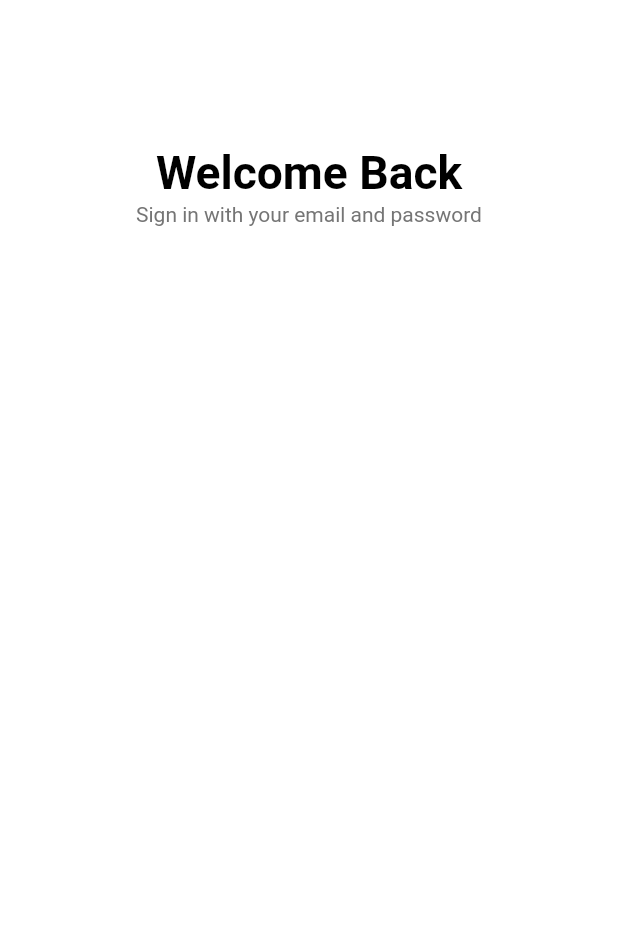
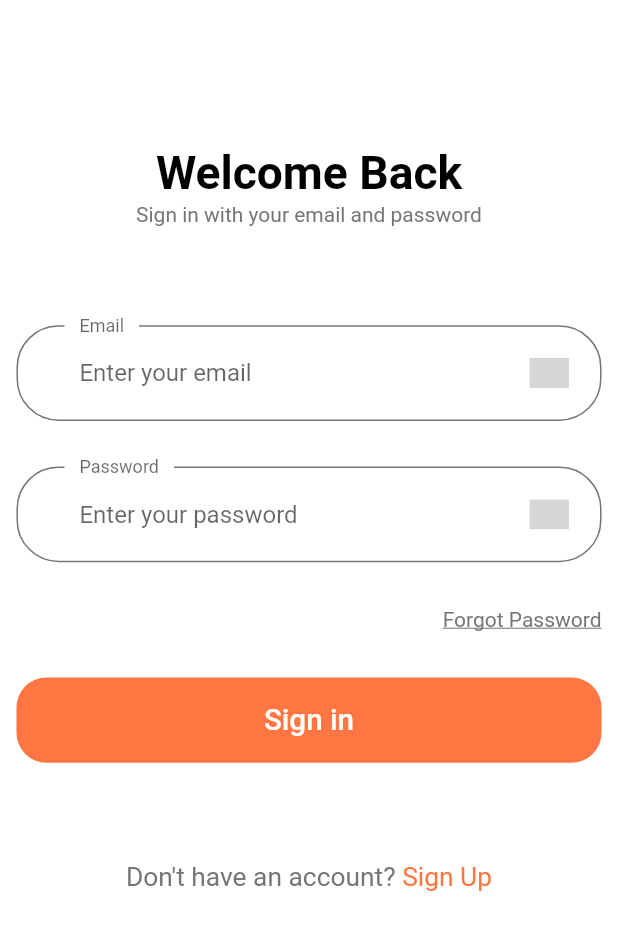
Before and after one commit to TNQT14/eCommerce, a Flutter app: the screen it shows after launch, on a phone screen of 412 x 824 dp. Shown: the top 930 px of the screen. Run offline on Flutter 3.47's test engine with Material 2 defaults, Android fonts, the light colour scheme and no system bars; our stand-ins replace flutter_svg; Roboto replaces fonts that are missing (Muli); grey boxes are pictures that could not be loaded.

Commit message:
Login UI

```diff
--- /dev/null
+++ b/lib/components/custom_suffix_icon.dart
@@ -0,0 +1,28 @@
+import 'package:flutter/material.dart';
+import 'package:flutter_svg/svg.dart';
+
+import '../size_config.dart';
+
+class CustomSuffixIcon extends StatelessWidget {
+  final String svgIcon;
+  const CustomSuffixIcon({
+    Key? key,
+    required this.svgIcon,
+  }) : super(key: key);
+
+  @override
+  Widget build(BuildContext context) {
+    return Padding(
+      padding: EdgeInsets.fromLTRB(
+        0,
+        getProportionateScreenWidth(20),
+        getProportionateScreenWidth(20),
+        getProportionateScreenWidth(20),
+      ),
+      child: SvgPicture.asset(
+        svgIcon,
+        height: getProportionateScreenWidth(18),
+      ),
+    );
+  }
+}
--- /dev/null
+++ b/lib/components/default_button.dart
@@ -0,0 +1,41 @@
+import 'package:flutter/material.dart';
+
+import '../constants.dart';
+import '../size_config.dart';
+
+class DefaultButton extends StatelessWidget {
+  final String text;
+  final Function press;
+  final Color color;
+  const DefaultButton({
+    Key? key,
+    required this.text,
+    required this.press,
+    this.color = kPrimaryColor,
+  }) : super(key: key);
+
+  @override
+  Widget build(BuildContext context) {
+    return SizedBox(
+      width: double.infinity,
+      height: getProportionateScreenHeight(56),
+      child: TextButton(
+        style: TextButton.styleFrom(
+          backgroundColor: color,
+          shape: RoundedRectangleBorder(
+            borderRadius: BorderRadius.circular(20),
+          ),
+        ),
+        onPressed: (){},
+        child: Text(
+          text,
+          style: TextStyle(
+            fontSize: getProportionateScreenWidth(18),
+            color: Colors.white,
+          ),
+        ),
+      ),
+
+    );
+  }
+}
--- /dev/null
+++ b/lib/components/no_account_text.dart
@@ -0,0 +1,38 @@
+import 'package:flutter/material.dart';
+
+import '../constants.dart';
+import '../size_config.dart';
+
+class NoAccountText extends StatelessWidget {
+  const NoAccountText({
+    Key? key,
+  }) : super(key: key);
+
+  @override
+  Widget build(BuildContext context) {
+    return Row(
+      mainAxisAlignment: MainAxisAlignment.center,
+      children: [
+        Text(
+          "Don't have an account? ",
+          style: TextStyle(
+            fontSize: getProportionateScreenWidth(16),
+          ),
+        ),
+        GestureDetector(
+          onTap: () {
+            // Navigator.push(context,
+            //     MaterialPageRoute(builder: (context) => SignUpScreen()));
+          },
+          child: Text(
+            "Sign Up",
+            style: TextStyle(
+              fontSize: getProportionateScreenWidth(16),
+              color: kPrimaryColor,
+            ),
+          ),
+        ),
+      ],
+    );
+  }
+}
--- a/lib/sign_in/components/body.dart
+++ b/lib/sign_in/components/body.dart
@@ -1,4 +1,5 @@
 
+import '../../components/no_account_text.dart';
 import '../../constants.dart';
 import 'sign_in_form.dart';
 import '../../../size_config.dart';
@@ -30,7 +31,7 @@ class Body extends StatelessWidget {
                 SizedBox(height: SizeConfig.screenHeight! * 0.08),
                 SignInForm(),
                 SizedBox(height: SizeConfig.screenHeight! * 0.08),
-                // NoAccountText(),
+                NoAccountText(),
                 SizedBox(height: getProportionateScreenHeight(20)),
               ],
             ),
--- a/lib/sign_in/components/sign_in_form.dart
+++ b/lib/sign_in/components/sign_in_form.dart
@@ -1,18 +1,9 @@
-import 'package:flutter/material.dart';
-// import 'package:e_commerce_app_flutter/components/async_progress_dialog.dart';
-// import 'package:e_commerce_app_flutter/exceptions/firebaseauth/messeged_firebaseauth_exception.dart';
-// import 'package:e_commerce_app_flutter/exceptions/firebaseauth/signin_exceptions.dart';
-// import 'package:e_commerce_app_flutter/screens/forgot_password/forgot_password_screen.dart';
-// import 'package:e_commerce_app_flutter/services/authentification/authentification_service.dart';
-// import 'package:future_progress_dialog/future_progress_dialog.dart';
-// import 'package:logger/logger.dart';
-//
-// import '../../../components/custom_suffix_icon.dart';
-// import '../../../components/default_button.dart';
 import 'package:flutter/material.dart';
 
 import '../../../constants.dart';
 import '../../../size_config.dart';
+import '../../components/custom_suffix_icon.dart';
+import '../../components/default_button.dart';
 
 class SignInForm extends StatefulWidget {
   @override
@@ -38,138 +29,90 @@ class _SignInFormState extends State<SignInForm> {
       key: _formkey,
       child: Column(
         children: [
-          // buildEmailFormField(),
+          buildEmailFormField(),
           SizedBox(height: getProportionateScreenHeight(30)),
-          // buildPasswordFormField(),
+          buildPasswordFormField(),
           SizedBox(height: getProportionateScreenHeight(30)),
-          // buildForgotPasswordWidget(context),
+          buildForgotPasswordWidget(context),
           SizedBox(height: getProportionateScreenHeight(30)),
-          // DefaultButton(
-          //   text: "Sign in",
-          //   press: signInButtonCallback,
-          // ),
+          DefaultButton(
+            text: "Sign in",
+            press: (){},
+          ),
         ],
       ),
     );
   }
 
-  // Row buildForgotPasswordWidget(BuildContext context) {
-  //   return Row(
-  //     children: [
-  //       Spacer(),
-  //       GestureDetector(
-  //         onTap: () {
-  //           Navigator.push(
-  //               context,
-  //               MaterialPageRoute(
-  //                 builder: (context) => ForgotPasswordScreen(),
-  //               ));
-  //         },
-  //         child: Text(
-  //           "Forgot Password",
-  //           style: TextStyle(
-  //             decoration: TextDecoration.underline,
-  //           ),
-  //         ),
-  //       )
-  //     ],
-  //   );
-  // }
-  //
-  // Widget buildPasswordFormField() {
-  //   return TextFormField(
-  //     controller: passwordFieldController,
-  //     obscureText: true,
-  //     decoration: InputDecoration(
-  //       hintText: "Enter your password",
-  //       labelText: "Password",
-  //       floatingLabelBehavior: FloatingLabelBehavior.always,
-  //       suffixIcon: CustomSuffixIcon(
-  //         svgIcon: "assets/icons/Lock.svg",
-  //       ),
-  //     ),
-  //     validator: (value) {
-  //       if (passwordFieldController.text.isEmpty) {
-  //         return kPassNullError;
-  //       } else if (passwordFieldController.text.length < 8) {
-  //         return kShortPassError;
-  //       }
-  //       return null;
-  //     },
-  //     autovalidateMode: AutovalidateMode.onUserInteraction,
-  //   );
-  // }
+  Row buildForgotPasswordWidget(BuildContext context) {
+    return Row(
+      children: [
+        Spacer(),
+        GestureDetector(
+          onTap: () {
+            // Navigator.push(
+            //     context,
+            //     MaterialPageRoute(
+            //       builder: (context) => ForgotPasswordScreen(),
+            //     ));
+          },
+          child: Text(
+            "Forgot Password",
+            style: TextStyle(
+              decoration: TextDecoration.underline,
+            ),
+          ),
+        )
+      ],
+    );
+  }
 
-  // Widget buildEmailFormField() {
-  //   return TextFormField(
-  //     controller: emailFieldController,
-  //     keyboardType: TextInputType.emailAddress,
-  //     decoration: InputDecoration(
-  //       hintText: "Enter your email",
-  //       labelText: "Email",
-  //       floatingLabelBehavior: FloatingLabelBehavior.always,
-  //       suffixIcon: CustomSuffixIcon(
-  //         svgIcon: "assets/icons/Mail.svg",
-  //       ),
-  //     ),
-  //     validator: (value) {
-  //       if (emailFieldController.text.isEmpty) {
-  //         return kEmailNullError;
-  //       } else if (!emailValidatorRegExp.hasMatch(emailFieldController.text)) {
-  //         return kInvalidEmailError;
-  //       }
-  //       return null;
-  //     },
-  //     autovalidateMode: AutovalidateMode.onUserInteraction,
-  //   );
-  // }
+  Widget buildPasswordFormField() {
+    return TextFormField(
+      controller: passwordFieldController,
+      obscureText: true,
+      decoration: InputDecoration(
+        hintText: "Enter your password",
+        labelText: "Password",
+        floatingLabelBehavior: FloatingLabelBehavior.always,
+        suffixIcon: CustomSuffixIcon(
+          svgIcon: "assets/icons/Lock.svg",
+        ),
+      ),
+      validator: (value) {
+        if (passwordFieldController.text.isEmpty) {
+          return kPassNullError;
+        } else if (passwordFieldController.text.length < 8) {
+          return kShortPassError;
+        }
+        return null;
+      },
+      autovalidateMode: AutovalidateMode.onUserInteraction,
+    );
+  }
 
-  // Future<void> signInButtonCallback() async {
-  //   if (_formkey.currentState.validate()) {
-  //     _formkey.currentState.save();
-  //     final AuthentificationService authService = AuthentificationService();
-  //     bool signInStatus = false;
-  //     String snackbarMessage;
-  //     try {
-  //       final signInFuture = authService.signIn(
-  //         email: emailFieldController.text.trim(),
-  //         password: passwordFieldController.text.trim(),
-  //       );
-  //       //signInFuture.then((value) => signInStatus = value);
-  //       signInStatus = await showDialog(
-  //         context: context,
-  //         builder: (context) {
-  //           return AsyncProgressDialog(
-  //             signInFuture,
-  //             message: Text("Signing in to account"),
-  //             onError: (e) {
-  //               snackbarMessage = e.toString();
-  //             },
-  //           );
-  //         },
-  //       );
-  //       if (signInStatus == true) {
-  //         snackbarMessage = "Signed In Successfully";
-  //       } else {
-  //         if (snackbarMessage == null) {
-  //           throw FirebaseSignInAuthUnknownReasonFailure();
-  //         } else {
-  //           throw FirebaseSignInAuthUnknownReasonFailure(
-  //               message: snackbarMessage);
-  //         }
-  //       }
-  //     } on MessagedFirebaseAuthException catch (e) {
-  //       snackbarMessage = e.message;
-  //     } catch (e) {
-  //       snackbarMessage = e.toString();
-  //     } finally {
-  //       Logger().i(snackbarMessage);
-  //       ScaffoldMessenger.of(context).showSnackBar(
-  //         SnackBar(
-  //           content: Text(snackbarMessage),
-  //         ),
-  //       );
-  //     }
-  //   }
-  // }
+  Widget buildEmailFormField() {
+    return TextFormField(
+      controller: emailFieldController,
+      keyboardType: TextInputType.emailAddress,
+      decoration: InputDecoration(
+        hintText: "Enter your email",
+        labelText: "Email",
+        floatingLabelBehavior: FloatingLabelBehavior.always,
+        suffixIcon: CustomSuffixIcon(
+          svgIcon: "assets/icons/Mail.svg",
+        ),
+      ),
+      validator: (value) {
+        if (emailFieldController.text.isEmpty) {
+          return kEmailNullError;
+        } else if (!emailValidatorRegExp.hasMatch(emailFieldController.text)) {
+          return kInvalidEmailError;
+        }
+        return null;
+      },
+      autovalidateMode: AutovalidateMode.onUserInteraction,
+    );
+  }
+
 }
--- a/pubspec.yaml
+++ b/pubspec.yaml
@@ -30,6 +30,7 @@ environment:
 dependencies:
   flutter:
     sdk: flutter
+  flutter_svg: ^0.22.0
 
 
   # The following adds the Cupertino Icons font to your application.
```
Also changed, not shown: pubspec.lock.
